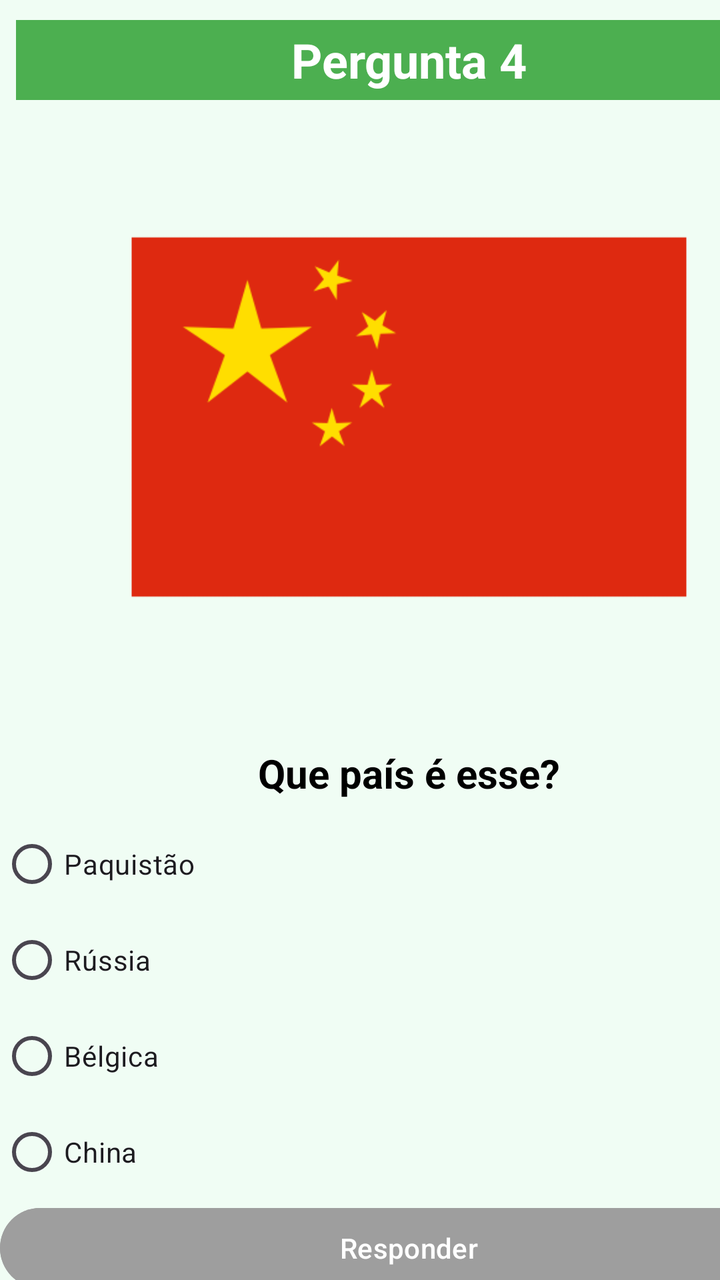
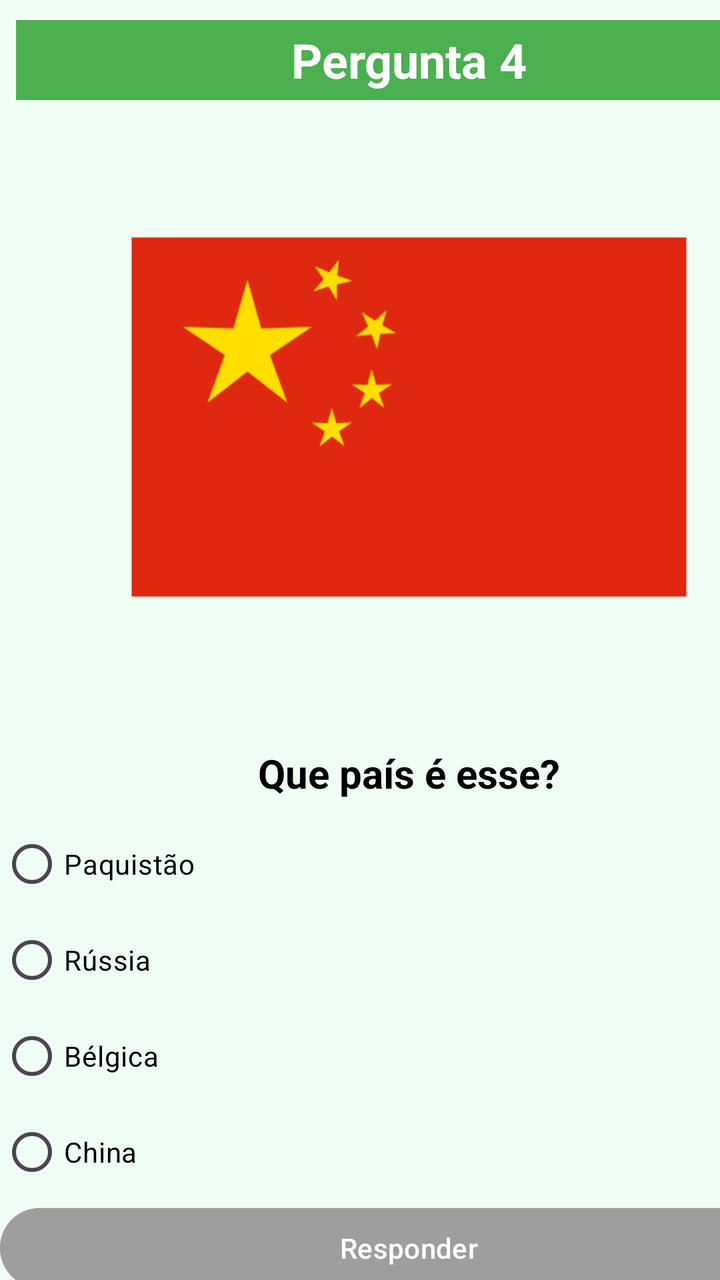

Compare the two renders of this Android layout. The source of the first and the diff that turns it into the second are given below.
<!-- AndroidManifest.xml: application theme Theme.QuizBandeiras -->
<!-- res/layout/activity_pergunta4.xml -->
<?xml version="1.0" encoding="utf-8"?>
<androidx.constraintlayout.widget.ConstraintLayout xmlns:android="http://schemas.android.com/apk/res/android"
    xmlns:app="http://schemas.android.com/apk/res-auto"
    xmlns:tools="http://schemas.android.com/tools"
    android:id="@+id/main"
    android:layout_width="match_parent"
    android:layout_height="match_parent"
    android:background="#F0FDF4"
    tools:context=".Pergunta4">

    <LinearLayout
        android:layout_width="409dp"
        android:layout_height="729dp"
        android:orientation="vertical">

        <TextView
            android:id="@+id/textView6"
            android:layout_width="match_parent"
            android:layout_height="40dp"
            android:layout_marginStart="8dp"
            android:layout_marginTop="10dp"
            android:layout_marginEnd="8dp"
            android:background="#4CAF50"
            android:gravity="center"
            android:text="Pergunta 4"
            android:textColor="@android:color/white"
            android:textSize="24sp"
            android:textStyle="bold" />

        <ImageView
            android:id="@+id/imageView2"
            android:layout_width="match_parent"
            android:layout_height="317dp"
            app:srcCompat="@drawable/china" />

        <TextView
            android:id="@+id/textView2"
            android:layout_width="match_parent"
            android:layout_height="wrap_content"
            android:layout_marginTop="6dp"
            android:layout_marginBottom="8dp"
            android:gravity="center"
            android:text="Que país é esse?"
            android:textColor="@android:color/black"
            android:textSize="20sp"
            android:textStyle="bold" />

        <RadioGroup
            android:id="@+id/rgpAlternativas"
            android:layout_width="match_parent"
            android:layout_height="match_parent">

            <RadioButton
                android:id="@+id/rgbOpcao1"
                android:layout_width="match_parent"
                android:layout_height="wrap_content"
                android:text="Paquistão" />

            <RadioButton
                android:id="@+id/rgbOpcao2"
                android:layout_width="match_parent"
                android:layout_height="wrap_content"
                android:text="Rússia" />

            <RadioButton
                android:id="@+id/rgbOpcao3"
                android:layout_width="match_parent"
                android:layout_height="wrap_content"
                android:text="Bélgica" />

            <RadioButton
                android:id="@+id/rgbOpcao4"
                android:layout_width="match_parent"
                android:layout_height="wrap_content"
                android:text="China" />

            <Button
                android:id="@+id/btnResponder"
                android:layout_width="match_parent"
                android:layout_height="wrap_content"
                android:backgroundTint="#9E9E9E"
                android:enabled="false"
                android:text="Responder"
                android:textColor="@android:color/white" />
        </RadioGroup>
    </LinearLayout>
</androidx.constraintlayout.widget.ConstraintLayout>
<!-- resources referenced by this layout -->
<resources>
  <!-- drawable china: png bitmap (drawable, 7584 bytes) -->
  <style name="Theme.QuizBandeiras" parent="Base.Theme.QuizBandeiras" />
  <style name="Base.Theme.QuizBandeiras" parent="Theme.Material3.DayNight.NoActionBar">
          
          
      </style>
</resources>

<!-- the commit's change to res/layout/activity_pergunta4.xml (unified diff, before → after) -->
@@ -54,25 +54,33 @@
                 android:id="@+id/rgbOpcao1"
                 android:layout_width="match_parent"
                 android:layout_height="wrap_content"
-                android:text="Paquistão" />
+                android:text="Paquistão"
+                android:textColor="#000000"
+                android:textColorLink="#000000" />
 
             <RadioButton
                 android:id="@+id/rgbOpcao2"
                 android:layout_width="match_parent"
                 android:layout_height="wrap_content"
-                android:text="Rússia" />
+                android:text="Rússia"
+                android:textColor="#000000"
+                android:textColorLink="#000000" />
 
             <RadioButton
                 android:id="@+id/rgbOpcao3"
                 android:layout_width="match_parent"
                 android:layout_height="wrap_content"
-                android:text="Bélgica" />
+                android:text="Bélgica"
+                android:textColor="#000000"
+                android:textColorLink="#000000" />
 
             <RadioButton
                 android:id="@+id/rgbOpcao4"
                 android:layout_width="match_parent"
                 android:layout_height="wrap_content"
-                android:text="China" />
+                android:text="China"
+                android:textColor="#000000"
+                android:textColorLink="#000000" />
 
             <Button
                 android:id="@+id/btnResponder"
